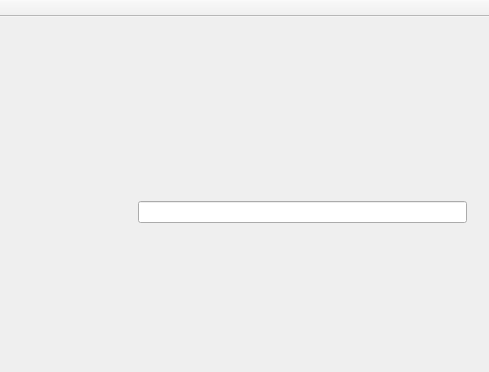
malgorzatakim/robotchem, file gui.ui: the form before one commit; both pictures show x 219 to 708 and y 0 to 372 of the 708 by 531 pixel window.
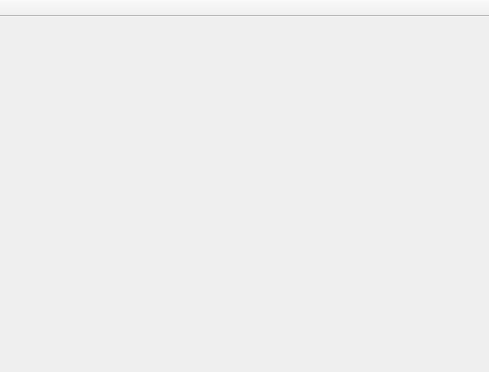
The form after the commit.

Commit message: displayed image adjusts the size to label

Diff of the .ui file:
```diff
--- a/gui.ui
+++ b/gui.ui
@@ -17,6 +17,12 @@
    <layout class="QVBoxLayout" name="verticalLayout">
     <item>
      <widget class="QWidget" name="widget" native="true">
+      <property name="sizePolicy">
+       <sizepolicy hsizetype="MinimumExpanding" vsizetype="MinimumExpanding">
+        <horstretch>0</horstretch>
+        <verstretch>0</verstretch>
+       </sizepolicy>
+      </property>
       <layout class="QHBoxLayout" name="horizontalLayout_2">
        <item>
         <widget class="QLabel" name="labPic">
@@ -32,7 +38,11 @@
         </widget>
        </item>
        <item>
-        <widget class="QLineEdit" name="txtResult"/>
+        <widget class="QLabel" name="txtResult">
+         <property name="text">
+          <string/>
+         </property>
+        </widget>
        </item>
       </layout>
      </widget>
```
Left out of the diff: 42 changed lines with no effect on the pictures. The commit also changes 2 other files.
